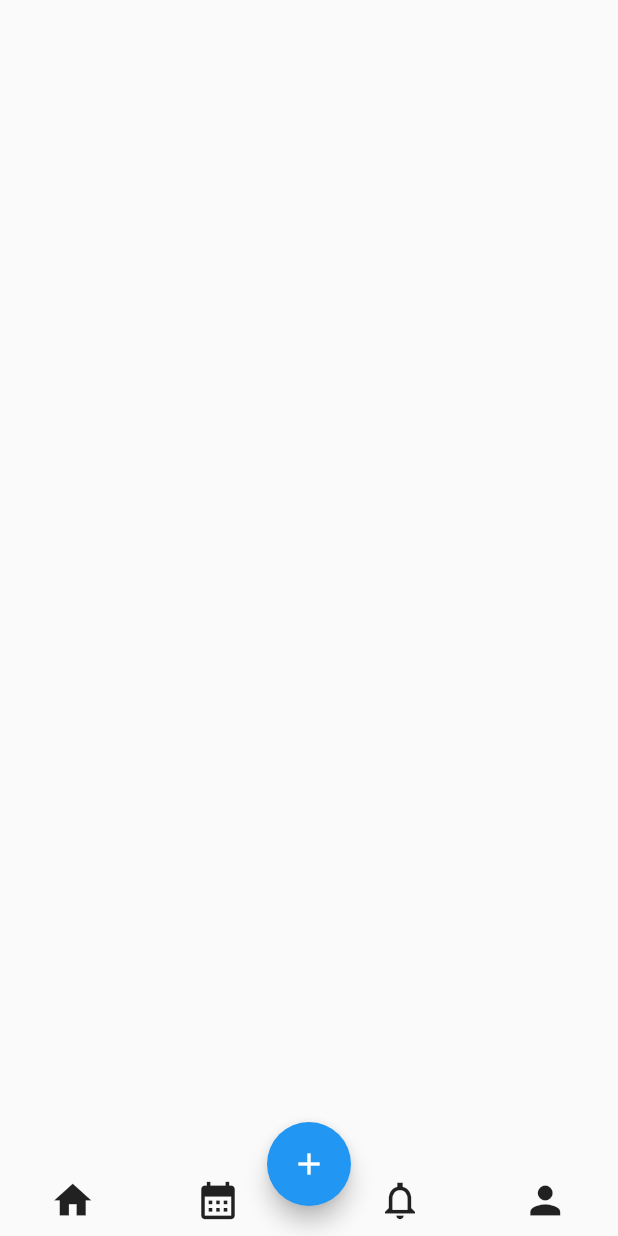
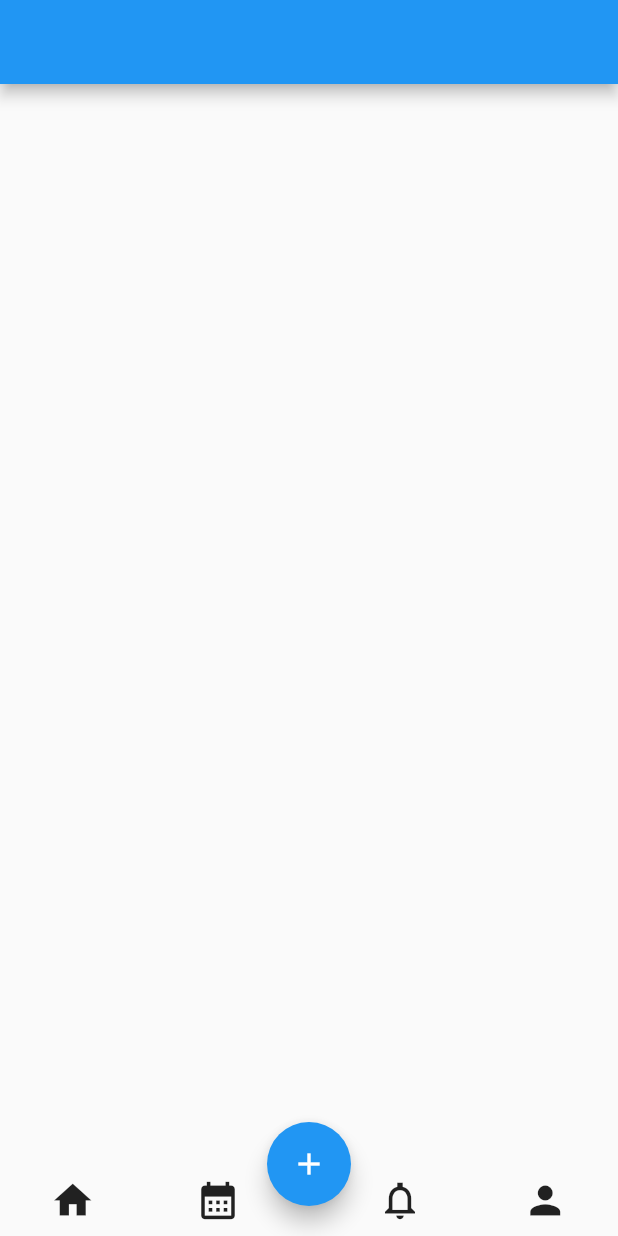
Before and after one commit to elbadritarek/to_do_app, a Flutter app: the screen it shows after launch, on a phone screen of 412 x 824 dp. Run offline on Flutter 3.47's test engine with Material 2 defaults, Android fonts, the phone set to English and light mode, and no system bars.

Commit message:
add floting action botttom and create homeviewBody

```diff
--- a/lib/main.dart
+++ b/lib/main.dart
@@ -12,6 +12,7 @@ class TodoApp extends StatelessWidget {
   @override
   Widget build(BuildContext context) {
     return MaterialApp(
+      debugShowCheckedModeBanner: false,
       home: HomeView(),
     );
   }
--- a/lib/views/home_view.dart
+++ b/lib/views/home_view.dart
@@ -1,4 +1,7 @@
 import 'package:flutter/material.dart';
+import 'package:to_do_app/views/widgets/bottom_appbar.dart';
+
+import 'widgets/home_veiw_body.dart';
 
 class HomeView extends StatelessWidget {
   const HomeView({super.key});
@@ -6,39 +9,9 @@ class HomeView extends StatelessWidget {
   @override
   Widget build(BuildContext context) {
     return Scaffold(
-      bottomNavigationBar: Row(
-        children: [
-          Spacer(flex: 1),
-          IconButton(
-              onPressed: () {},
-              icon: Icon(
-                Icons.home,
-                size: 30,
-              )),
-          Spacer(flex: 2),
-          IconButton(
-              onPressed: () {},
-              icon: Icon(
-                Icons.calendar_month,
-                size: 30,
-              )),
-          Spacer(flex: 3),
-          IconButton(
-              onPressed: () {},
-              icon: Icon(
-                Icons.notifications_none_sharp,
-                size: 30,
-              )),
-          Spacer(flex: 2),
-          IconButton(
-              onPressed: () {},
-              icon: Icon(
-                Icons.person,
-                size: 30,
-              )),
-          Spacer(flex: 1),
-        ],
-      ),
+      appBar: AppBar(),
+      body: honeViewBody(),
+      bottomNavigationBar: bottomAppBar(),
       floatingActionButton: FloatingActionButton(
         child: Icon(Icons.add),
         onPressed: () {},
--- /dev/null
+++ b/lib/views/widgets/bottom_appbar.dart
@@ -0,0 +1,42 @@
+import 'package:flutter/material.dart';
+
+class bottomAppBar extends StatelessWidget {
+  const bottomAppBar({super.key});
+
+  @override
+  Widget build(BuildContext context) {
+    return Row(
+      children: [
+        Spacer(flex: 1),
+        IconButton(
+            onPressed: () {},
+            icon: Icon(
+              Icons.home,
+              size: 30,
+            )),
+        Spacer(flex: 2),
+        IconButton(
+            onPressed: () {},
+            icon: Icon(
+              Icons.calendar_month,
+              size: 30,
+            )),
+        Spacer(flex: 3),
+        IconButton(
+            onPressed: () {},
+            icon: Icon(
+              Icons.notifications_none_sharp,
+              size: 30,
+            )),
+        Spacer(flex: 2),
+        IconButton(
+            onPressed: () {},
+            icon: Icon(
+              Icons.person,
+              size: 30,
+            )),
+        Spacer(flex: 1),
+      ],
+    );
+  }
+}
--- /dev/null
+++ b/lib/views/widgets/home_veiw_body.dart
@@ -0,0 +1,10 @@
+import 'package:flutter/material.dart';
+
+class honeViewBody extends StatelessWidget {
+  const honeViewBody({super.key});
+
+  @override
+  Widget build(BuildContext context) {
+    return Container();
+  }
+}
```
